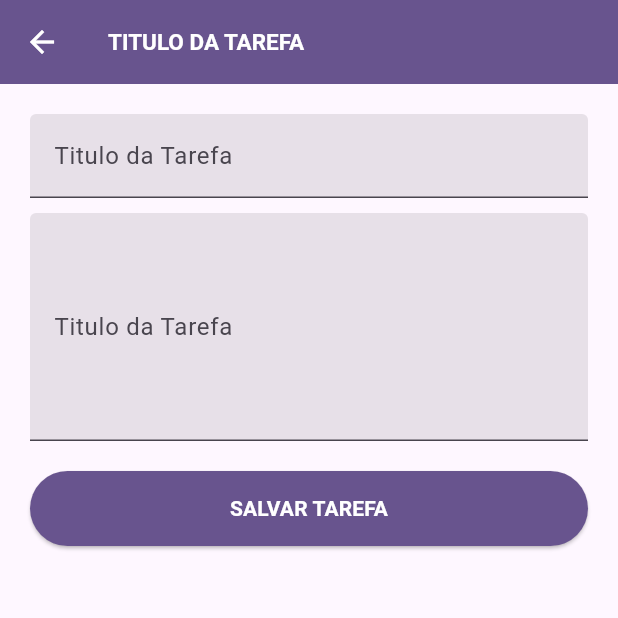
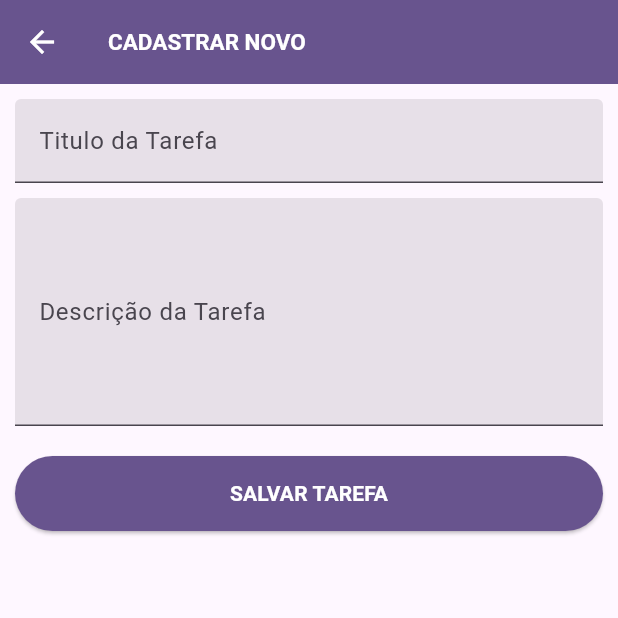
Before and after one commit to victormuller55/adm_todolist, a Flutter app: the screen it shows after launch, after a tap on the "add" icon, on a phone screen of 412 x 824 dp, the top half of it. Run offline on Flutter 3.47's test engine with Material 3 defaults, Android fonts, the phone set to English and light mode, and no system bars; our stand-ins replace bloc, flutter_bloc, hive, hive_flutter, vibration; accounts and stored records are empty.

Commit message:
Ajustes realizados nas telas criadas, funcionalidades de adicionar, editar, excluir, marcar tarefas como concluidas funcionando e criação de componentes.

```diff
--- a/lib/app/pages/form_task/form_task_page.dart
+++ b/lib/app/pages/form_task/form_task_page.dart
@@ -1,10 +1,20 @@
-import 'package:adm_todolist/const/colors.dart';
+import 'package:adm_todolist/app/pages/home/home_bloc.dart';
+import 'package:adm_todolist/app/pages/home/home_event.dart';
+import 'package:adm_todolist/app/pages/home/home_page.dart';
+import 'package:adm_todolist/app/pages/home/home_state.dart';
 import 'package:adm_todolist/app/widgets/scaffold.dart';
 import 'package:adm_todolist/app/widgets/text.dart';
+import 'package:adm_todolist/const/colors.dart';
+import 'package:adm_todolist/data/model/task_model.dart';
 import 'package:flutter/material.dart';
+import 'package:flutter_bloc/flutter_bloc.dart';
+import 'package:vibration/vibration.dart';
 
 class FormTaskPage extends StatefulWidget {
-  const FormTaskPage({super.key});
+  final TaskModel? taskModel;
+  final HomeBloc homeBloc;
+
+  const FormTaskPage({super.key, required this.homeBloc, this.taskModel});
 
   @override
   State<FormTaskPage> createState() => _FormTaskPageState();
@@ -12,16 +22,80 @@ class FormTaskPage extends StatefulWidget {
 
 class _FormTaskPageState extends State<FormTaskPage> {
 
-  final TextEditingController _titleController = TextEditingController();
-  final TextEditingController _descricaoController = TextEditingController();
+  final GlobalKey<FormState> _formKey = GlobalKey<FormState>();
+
+  TextEditingController titleController = TextEditingController();
+  TextEditingController descricaoController = TextEditingController();
+
+  void _errorFeedback() async {
+    if (await Vibration.hasVibrator()) {
+      Vibration.vibrate(pattern: [0, 50, 50, 50, 50, 50]);
+    }
+  }
+
+  @override
+  void initState() {
+    super.initState();
+
+    if(widget.taskModel != null) {
+      titleController.text = widget.taskModel!.title;
+      descricaoController.text = widget.taskModel!.description;
+    }
+
+  }
+
+  void _onChangeState(HomeState state) {
+    if(state is HomeSuccessState) {
+      Navigator.push(context, MaterialPageRoute(builder: (context) => HomePage()));
+      ScaffoldMessenger.of(context).showSnackBar(
+        SnackBar(
+          content: Text('Tarefa cadastrada com sucesso!'),
+          backgroundColor: Colors.green,
+        ),
+      );
+    }
+  }
+
+
+  void _save() {
+    if (_formKey.currentState!.validate()) {
+      TaskModel taskModel = TaskModel();
+
+      if (widget.taskModel != null) {
+        taskModel = widget.taskModel!;
+      }
+
+      taskModel.title = titleController.value.text;
+      taskModel.description = descricaoController.value.text;
+
+      widget.homeBloc.add(HomeAddUpdateEvent(taskModel: taskModel));
+    } else {
+      _errorFeedback();
+
+      ScaffoldMessenger.of(context).showSnackBar(
+        SnackBar(
+          content: Text('Preencha todos os campos obrigatórios'),
+          backgroundColor: Colors.red,
+        ),
+      );
+    }
+  }
 
   Widget _body() {
-    return Padding(
-      padding: const EdgeInsets.all(20),
+    return Form(
+      key: _formKey,
+      child: Padding(
+        padding: const EdgeInsets.all(10),
         child: ListView(
           children: [
             TextFormField(
-            controller: _titleController,
+              controller: titleController,
+              validator: (value) {
+                if (value == null || value.isEmpty) {
+                  return 'Campo obrigatório';
+                }
+                return null;
+              },
               decoration: InputDecoration(
                 label: appText('Titulo da Tarefa'),
                 filled: true,
@@ -29,29 +103,55 @@ class _FormTaskPageState extends State<FormTaskPage> {
             ),
             SizedBox(height: 10),
             TextFormField(
-            controller: _descricaoController,
+              controller: descricaoController,
               maxLines: 5,
+              validator: (value) {
+                if (value == null || value.isEmpty) {
+                  return 'Campo obrigatório';
+                }
+                return null;
+              },
               decoration: InputDecoration(
-              label: appText('Titulo da Tarefa'),
+                label: appText('Descrição da Tarefa'),
                 filled: true,
               ),
             ),
             SizedBox(height: 20),
             ElevatedButton(
-            onPressed: () => {},
+              onPressed: () => _save(),
               style: ElevatedButton.styleFrom(
                 fixedSize: Size(double.infinity, 50),
                 backgroundColor: AppColors.getPrimaryColor(context),
               ),
-            child: appText('Salvar Tarefa'.toUpperCase(), color: Colors.white, bold: true),
+              child: appText(
+                'Salvar Tarefa'.toUpperCase(),
+                color: Colors.white,
+                bold: true,
+              ),
             ),
           ],
         ),
+      ),
+    );
+  }
+
+  Widget _bodyBuilder() {
+    return BlocConsumer<HomeBloc, HomeState>(
+      bloc: widget.homeBloc,
+      listener: (context, state) => _onChangeState(state),
+      builder: (context, state) {
+        switch (state.runtimeType) {
+          case const (HomeLoadingState):
+            return CircularProgressIndicator();
+          default:
+            return _body();
+        }
+      },
     );
   }
 
   @override
   Widget build(BuildContext context) {
-    return appScaffold(context, title: 'Cadastrar Novo', body: _body());
+    return appScaffold(context, title: 'Cadastrar Novo', body: _bodyBuilder());
   }
 }
--- a/lib/app/pages/home/home_event.dart
+++ b/lib/app/pages/home/home_event.dart
@@ -1,4 +1,15 @@
+import 'package:adm_todolist/data/model/task_model.dart';
+
 abstract class HomeEvent {}
 
 class HomeLoadEvent extends HomeEvent {}
-class HomeDeleteEvent extends HomeEvent {}
+
+class HomeAddUpdateEvent extends HomeEvent {
+  TaskModel taskModel;
+  HomeAddUpdateEvent({required this.taskModel});
+}
+
+class HomeDeleteEvent extends HomeEvent {
+  int id;
+  HomeDeleteEvent({required this.id});
+}
--- a/lib/app/pages/home/home_page.dart
+++ b/lib/app/pages/home/home_page.dart
@@ -1,9 +1,16 @@
-import 'package:adm_todolist/const/colors.dart';
 import 'package:adm_todolist/app/pages/form_task/form_task_page.dart';
+import 'package:adm_todolist/app/pages/home/home_bloc.dart';
+import 'package:adm_todolist/app/pages/home/home_event.dart';
+import 'package:adm_todolist/app/pages/home/home_state.dart';
 import 'package:adm_todolist/app/widgets/modal.dart';
 import 'package:adm_todolist/app/widgets/scaffold.dart';
+import 'package:adm_todolist/app/widgets/sized_box.dart';
 import 'package:adm_todolist/app/widgets/text.dart';
+import 'package:adm_todolist/const/colors.dart';
+import 'package:adm_todolist/data/model/task_model.dart';
+import 'package:adm_todolist/functions/functions.dart';
 import 'package:flutter/material.dart';
+import 'package:flutter_bloc/flutter_bloc.dart';
 
 class HomePage extends StatefulWidget {
   const HomePage({super.key});
@@ -13,62 +20,148 @@ class HomePage extends StatefulWidget {
 }
 
 class _HomePageState extends State<HomePage> {
-  Widget _card() {
+
+  final HomeBloc _bloc = HomeBloc();
+
+  @override
+  void initState() {
+    _bloc.add(HomeLoadEvent());
+    super.initState();
+  }
+
+  void _onChangeState(HomeState state) {
+    if (state is HomeDeleteSuccessState) {
+      showSnackBar(context, text: 'Tarefa apagada com sucesso!');
+    }
+  }
+
+  void _onPressedEditar(TaskModel task) {
+    open(
+      context,
+      page: FormTaskPage(taskModel: task, homeBloc: _bloc),
+    );
+  }
+
+  void _onPressedAddTask() {
+    open(context, page: FormTaskPage(homeBloc: _bloc));
+  }
+
+  void _onChangeStatus(TaskModel task) {
+    task.status = !task.status;
+    _bloc.add(HomeAddUpdateEvent(taskModel: task));
+  }
+
+  void _onDeleteTask(int id) {
+    _bloc.add(HomeDeleteEvent(id: id));
+  }
+
+  void showModelDelete(int id) {
+    showModal(
+      context,
+      title: 'Apagar Tarefa',
+      description: 'Você tem certeza que deseja apagar essa tarefa? essa ação não pode se desfeita!',
+      titleButtonConfirm: 'Apagar',
+      actionButtonConfirm: () => _onDeleteTask(id),
+    );
+  }
+
+  Widget _nenhumItemEncontrado() {
+    return Center(
+      child: Column(
+        mainAxisAlignment: MainAxisAlignment.center,
+        children: [
+          Icon(Icons.search_rounded, size: 40),
+          appSizedBox(height: 5),
+          appText('Nenhuma tarefa encontrada.'),
+        ],
+      ),
+    );
+  }
+
+  Widget _headerCard(TaskModel task) {
+    return Row(
+      children: [
+        appText(task.title, color: Colors.grey.shade900, fontSize: 24),
+        Spacer(),
+        IconButton(
+          onPressed: () => showModelDelete(task.id),
+          icon: Icon(Icons.delete, color: Colors.grey.shade700),
+        ),
+      ],
+    );
+  }
+
+  Widget _footerCard(TaskModel task, void Function(bool? value) onChangeStatus) {
+    return Row(
+      children: [
+        Checkbox(value: task.status, onChanged: onChangeStatus),
+        appText('Concluido'),
+        Spacer(),
+        ElevatedButton(
+          onPressed: () => _onPressedEditar(task),
+          child: appText('Editar', bold: true),
+        ),
+      ],
+    );
+  }
+
+  Widget _card(TaskModel task) {
+    return StatefulBuilder(
+      builder: (context, setState) {
+
+        void changeStatus(bool? value) {
+          _onChangeStatus(task);
+        }
+
         return Card(
           child: Padding(
-        padding: const EdgeInsets.all(20),
+            padding: const EdgeInsets.all(10),
             child: Column(
               crossAxisAlignment: CrossAxisAlignment.start,
               children: [
-            Row(
-              children: [
-                appText(
-                  'Titulo da tarefa',
-                  color: Colors.grey.shade900,
-                  fontSize: 24,
-                ),
-                Spacer(),
-                IconButton(
-                  onPressed: () => showModal(
-                    context,
-                    title: 'Apagar Tarefa',
-                    description:
-                        'Você tem certeza que deseja apagar essa tarefa? essa ação não pode se desfeita!',
-                    titleButtonConfirm: 'Apagar',
-                    actionButtonConfirm: () => {},
-                  ),
-                  icon: Icon(Icons.delete, color: Colors.grey.shade700),
-                ),
-              ],
-            ),
+                _headerCard(task),
                 Divider(),
-            SizedBox(height: 10),
-            appText('Titulo da tarefa', color: Colors.grey.shade600),
-            SizedBox(height: 20),
-            Row(
-              children: [
-                Checkbox(value: true, onChanged: (value) => {}),
-                appText('Concluido'),
-                Spacer(),
-                ElevatedButton(
-                  onPressed: () => Navigator.push(
-                    context,
-                    MaterialPageRoute(builder: (context) => FormTaskPage()),
-                  ),
-                  child: Text('Editar'),
-                ),
-              ],
-            ),
+                appSizedBox(height: 10),
+                appText(task.description, color: Colors.grey.shade600),
+                appSizedBox(height: 10),
+                _footerCard(task, (value) => changeStatus(value)),
               ],
             ),
           ),
         );
+      },
+    );
   }
 
-  Widget _body() {
+  Widget _body(List<TaskModel> tasks) {
+    List<Widget> items = [];
+
+    for (TaskModel task in tasks) {
+      items.add(_card(task));
+    }
+
+    if (items.isEmpty) {
+      return _nenhumItemEncontrado();
+    }
+
     return Padding(
       padding: EdgeInsets.all(10),
-      child: ListView(children: [_card()]),
+      child: ListView(children: items),
+    );
+  }
+
+  Widget _bodyBuilder() {
+    return BlocConsumer<HomeBloc, HomeState>(
+      bloc: _bloc,
+      listener: (context, state) => _onChangeState(state),
+      builder: (context, state) {
+        switch (state.runtimeType) {
+          case const (HomeLoadingState):
+            return Center(child: CircularProgressIndicator());
+          default:
+            return _body(state.taskList);
+        }
+      },
     );
   }
 
@@ -77,16 +170,13 @@ class _HomePageState extends State<HomePage> {
     return appScaffold(
       context,
       title: 'Tarefas para fazer',
-      body: _body(),
+      body: _bodyBuilder(),
       action: IconButton(
         onPressed: () => {},
         icon: Icon(Icons.settings, color: Colors.white),
       ),
       floatingActionButton: FloatingActionButton(
-        onPressed: () => Navigator.push(
-          context,
-          MaterialPageRoute(builder: (context) => FormTaskPage()),
-        ),
+        onPressed: () => _onPressedAddTask(),
         backgroundColor: AppColors.getSecondaryColor(context),
         child: Icon(Icons.add, color: Colors.white),
       ),
--- a/lib/app/pages/home/home_state.dart
+++ b/lib/app/pages/home/home_state.dart
@@ -3,23 +3,27 @@ import 'package:adm_todolist/data/model/task_model.dart';
 
 abstract class HomeState {
   ErrorModel errorModel;
-  List<TaskModel> taskModel;
+  List<TaskModel> taskList;
 
-  HomeState({required this.taskModel, required this.errorModel});
+  HomeState({required this.taskList, required this.errorModel});
 }
 
 class HomeInitialState extends HomeState {
-  HomeInitialState() : super(taskModel: List.empty(), errorModel: ErrorModel.empty());
+  HomeInitialState() : super(taskList: List.empty(), errorModel: ErrorModel.empty());
 }
 
 class HomeLoadingState extends HomeState {
-  HomeLoadingState() : super(taskModel: List.empty(), errorModel: ErrorModel.empty());
+  HomeLoadingState() : super(taskList: List.empty(), errorModel: ErrorModel.empty());
 }
 
 class HomeSuccessState extends HomeState {
-  HomeSuccessState({required super.taskModel}) : super(errorModel: ErrorModel.empty());
+  HomeSuccessState({required super.taskList}) : super(errorModel: ErrorModel.empty());
+}
+
+class HomeDeleteSuccessState extends HomeState {
+  HomeDeleteSuccessState({required super.taskList}) : super(errorModel: ErrorModel.empty());
 }
 
 class HomeErrorState extends HomeState {
-  HomeErrorState({required super.errorModel}) : super(taskModel: List.empty());
+  HomeErrorState({required super.errorModel}) : super(taskList: List.empty());
 }
--- a/lib/app/widgets/scaffold.dart
+++ b/lib/app/widgets/scaffold.dart
@@ -19,7 +19,7 @@ Widget appScaffold(
         color: Colors.white, // seta de voltar branca
       ),
       title: appText(
-        'Titulo da tarefa'.toUpperCase(),
+        title.toUpperCase(),
         color: Colors.white,
         bold: true,
         fontSize: 15,
--- /dev/null
+++ b/lib/app/widgets/sized_box.dart
@@ -0,0 +1,5 @@
+import 'package:flutter/material.dart';
+
+Widget appSizedBox({double? width, double? height}) {
+  return SizedBox(height: height, width: width);
+}
--- a/lib/data/datasource/TaskDataSource.dart
+++ b/lib/data/datasource/task_data_dource.dart
@@ -1,7 +1,7 @@
 import 'package:hive/hive.dart';
 import '../model/task_model.dart';
 
-class TaskDatasource {
+class TaskDataSource {
   final Box<TaskModel> taskBox = Hive.box<TaskModel>('tasks');
 
   Future<List<TaskModel>> getTasks() async {
@@ -16,7 +16,7 @@ class TaskDatasource {
     await taskBox.put(task.id, task);
   }
 
-  Future<void> deleteTask(String id) async {
+  Future<void> deleteTask(int id) async {
     await taskBox.delete(id);
   }
 }
--- a/lib/data/model/task_model.dart
+++ b/lib/data/model/task_model.dart
@@ -1,23 +1,43 @@
 import 'package:hive/hive.dart';
+
 part 'task_model.g.dart'; // Arquivo que será gerado
 
 @HiveType(typeId: 0)
 class TaskModel extends HiveObject {
   @HiveField(0)
-  int? id;
+  int id;
 
   @HiveField(1)
-  String? title;
+  String title;
 
   @HiveField(2)
-  String? description;
+  String description;
 
   @HiveField(3)
-  bool? status;
+  bool status;
 
-  TaskModel({this.id, this.title, this.description, this.status});
+  TaskModel({
+    this.id = 0,
+    this.title = '',
+    this.description = '',
+    this.status = false,
+  });
 
   factory TaskModel.empty() {
     return TaskModel(id: 0, title: '', description: '', status: false);
   }
+
+  TaskModel copyWith({
+    int? id,
+    String? title,
+    String? description,
+    bool? isCompleted,
+  }) {
+    return TaskModel(
+      id: id ?? this.id,
+      title: title ?? this.title,
+      description: description ?? this.description,
+      status: isCompleted ?? status,
+    );
+  }
 }
--- /dev/null
+++ b/lib/functions/functions.dart
@@ -0,0 +1,16 @@
+import 'package:adm_todolist/app/widgets/text.dart';
+import 'package:flutter/material.dart';
+
+void open(BuildContext context, {required Widget page, bool? closePrevious}) {
+  if (closePrevious ?? false) {
+    Navigator.pushReplacement(context, MaterialPageRoute(builder: (context) => page));
+  } else {
+    Navigator.push(context, MaterialPageRoute(builder: (context) => page));
+  }
+}
+
+void showSnackBar(BuildContext context, {required String text, Color? color}) {
+  ScaffoldMessenger.of(context).showSnackBar(
+    SnackBar(content: appText(text), backgroundColor: color ?? Colors.green),
+  );
+}
--- a/pubspec.yaml
+++ b/pubspec.yaml
@@ -21,6 +21,7 @@ dependencies:
   path_provider: ^2.1.5
   hive_generator: ^2.0.1
   build_runner: ^2.4.13
+  vibration: ^3.1.3
 
 dev_dependencies:
   flutter_test:
```
Also changed, not shown: lib/app/pages/home/home_bloc.dart (+29 -6 lines), lib/data/repository/task_repository.dart (+27 -5 lines), lib/app/pages/home/home_service.dart (deleted), lib/data/model/task_model.g.dart, pubspec.lock. Lines whose indentation alone changed are shown as unchanged.
